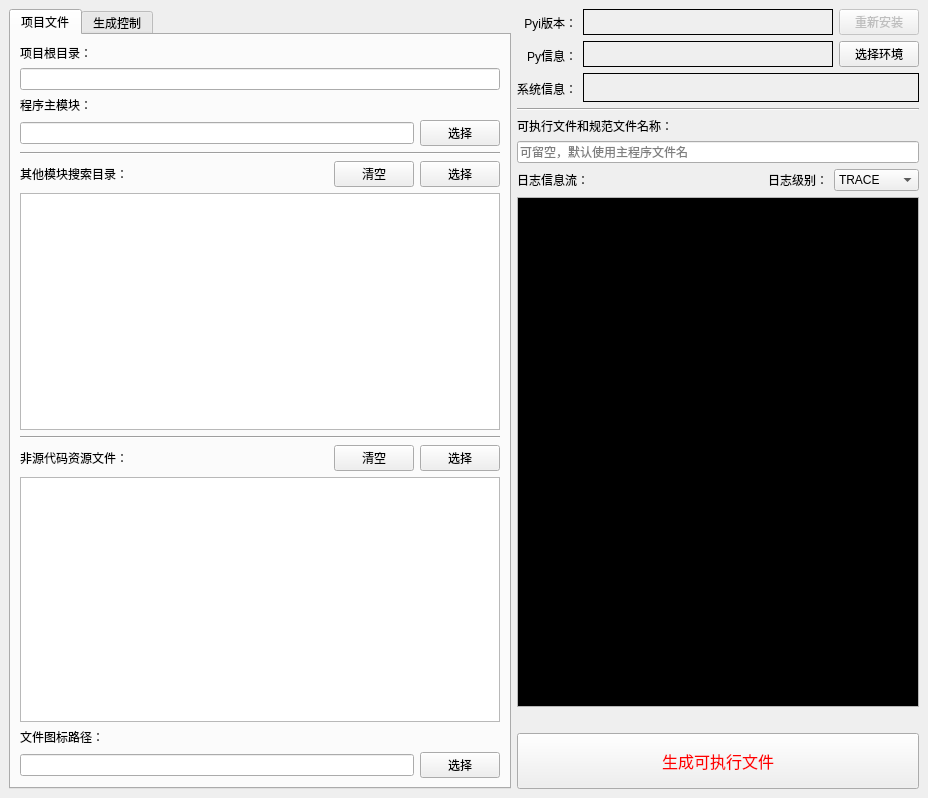
Before: the Qt Designer form interface/PyInstallerTool.ui in hrpzcf/AwesomePyKit, drawn with Qt 5.
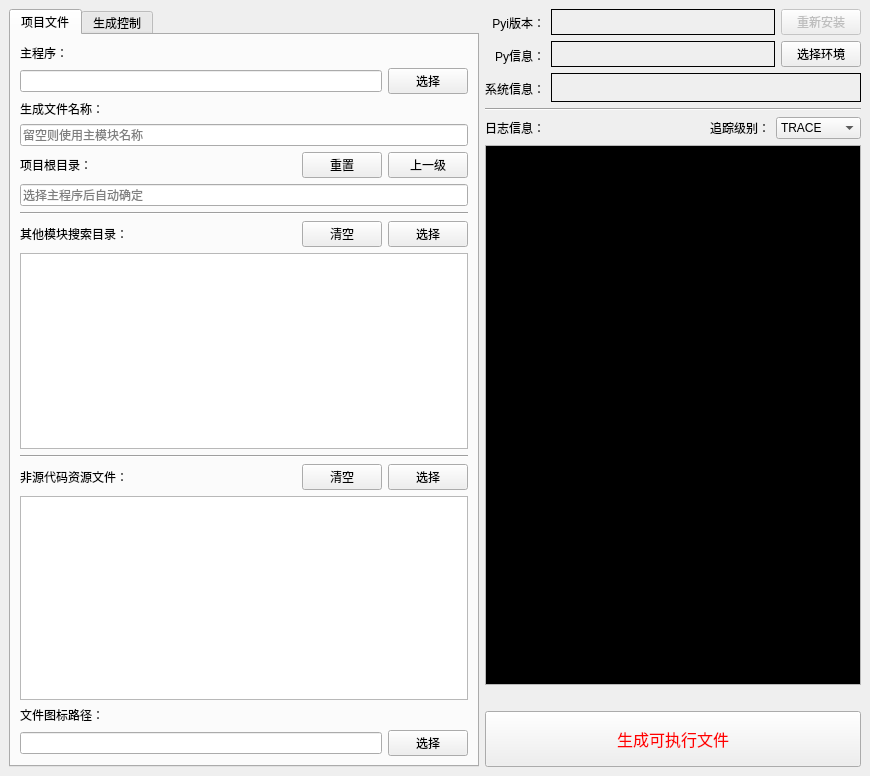
After: the same form once the commit is applied.

Commit message: fix: 程序打包工具ui调整

What changed in the file:
```diff
--- a/interface/PyInstallerTool.ui
+++ b/interface/PyInstallerTool.ui
@@ -9,8 +9,8 @@
    <rect>
     <x>0</x>
     <y>0</y>
-    <width>928</width>
-    <height>798</height>
+    <width>870</width>
+    <height>776</height>
    </rect>
   </property>
   <property name="font">
@@ -38,10 +38,60 @@
           <item>
            <layout class="QVBoxLayout" name="verticalLayout_5">
             <item>
-             <layout class="QVBoxLayout" name="verticalLayout">
-              <item>
                <layout class="QVBoxLayout" name="verticalLayout_2">
                 <item>
+               <widget class="QLabel" name="label">
+                <property name="text">
+                 <string>主程序：</string>
+                </property>
+               </widget>
+              </item>
+              <item>
+               <layout class="QHBoxLayout" name="horizontalLayout_3">
+                <item>
+                 <widget class="QLineEdit" name="le_program_entry_old">
+                  <property name="contextMenuPolicy">
+                   <enum>Qt::NoContextMenu</enum>
+                  </property>
+                 </widget>
+                </item>
+                <item>
+                 <widget class="QPushButton" name="pb_select_program_entry">
+                  <property name="text">
+                   <string>选择</string>
+                  </property>
+                 </widget>
+                </item>
+               </layout>
+              </item>
+             </layout>
+            </item>
+            <item>
+             <layout class="QVBoxLayout" name="verticalLayout_19">
+              <item>
+               <widget class="QLabel" name="label_13">
+                <property name="text">
+                 <string>生成文件名称：</string>
+                </property>
+               </widget>
+              </item>
+              <item>
+               <widget class="QLineEdit" name="le_exefile_specfile_name">
+                <property name="contextMenuPolicy">
+                 <enum>Qt::NoContextMenu</enum>
+                </property>
+                <property name="placeholderText">
+                 <string>留空则使用主模块名称</string>
+                </property>
+               </widget>
+              </item>
+             </layout>
+            </item>
+            <item>
+             <layout class="QVBoxLayout" name="verticalLayout">
+              <item>
+               <layout class="QHBoxLayout" name="horizontalLayout_21" stretch="9,0">
+                <item>
                  <widget class="QLabel" name="label_2">
                   <property name="text">
                    <string>项目根目录：</string>
@@ -49,6 +99,26 @@
                  </widget>
                 </item>
                 <item>
+                 <layout class="QHBoxLayout" name="horizontalLayout_20">
+                  <item>
+                   <widget class="QPushButton" name="pb_reset_root_level">
+                    <property name="text">
+                     <string>重置</string>
+                    </property>
+                   </widget>
+                  </item>
+                  <item>
+                   <widget class="QPushButton" name="pb_up_level_root">
+                    <property name="text">
+                     <string>上一级</string>
+                    </property>
+                   </widget>
+                  </item>
+                 </layout>
+                </item>
+               </layout>
+              </item>
+              <item>
                  <widget class="QLineEdit" name="le_project_root">
                   <property name="contextMenuPolicy">
                    <enum>Qt::NoContextMenu</enum>
@@ -56,35 +126,11 @@
                   <property name="readOnly">
                    <bool>true</bool>
                   </property>
-                 </widget>
-                </item>
-               </layout>
-              </item>
-              <item>
-               <widget class="QLabel" name="label">
-                <property name="text">
-                 <string>程序主模块：</string>
+                <property name="placeholderText">
+                 <string>选择主程序后自动确定</string>
                 </property>
                </widget>
               </item>
-              <item>
-               <layout class="QHBoxLayout" name="horizontalLayout_3">
-                <item>
-                 <widget class="QLineEdit" name="le_program_entry_old">
-                  <property name="contextMenuPolicy">
-                   <enum>Qt::NoContextMenu</enum>
-                  </property>
-                 </widget>
-                </item>
-                <item>
-                 <widget class="QPushButton" name="pb_select_program_entry">
-                  <property name="text">
-                   <string>选择</string>
-                  </property>
-                 </widget>
-                </item>
-               </layout>
-              </item>
              </layout>
             </item>
             <item>
@@ -601,27 +647,6 @@
           </property>
          </widget>
         </item>
-        <item>
-         <layout class="QVBoxLayout" name="verticalLayout_19">
-          <item>
-           <widget class="QLabel" name="label_13">
-            <property name="text">
-             <string>可执行文件和规范文件名称：</string>
-            </property>
-           </widget>
-          </item>
-          <item>
-           <widget class="QLineEdit" name="le_exefile_specfile_name">
-            <property name="contextMenuPolicy">
-             <enum>Qt::NoContextMenu</enum>
-            </property>
-            <property name="placeholderText">
-             <string>可留空，默认使用主程序文件名</string>
-            </property>
-           </widget>
-          </item>
-         </layout>
-        </item>
         <item>
          <layout class="QVBoxLayout" name="verticalLayout_16">
           <item>
@@ -629,7 +654,7 @@
             <item>
              <widget class="QLabel" name="label_5">
               <property name="text">
-               <string>日志信息流：</string>
+               <string>日志信息：</string>
               </property>
              </widget>
             </item>
@@ -638,7 +663,7 @@
               <item>
                <widget class="QLabel" name="label_18">
                 <property name="text">
-                 <string>日志级别：</string>
+                 <string>追踪级别：</string>
                 </property>
                </widget>
               </item>
```
Left out of the diff: 76 changed lines with no effect on the pictures. Lines whose indentation alone changed are shown as unchanged. The commit also changes 1 other file.
